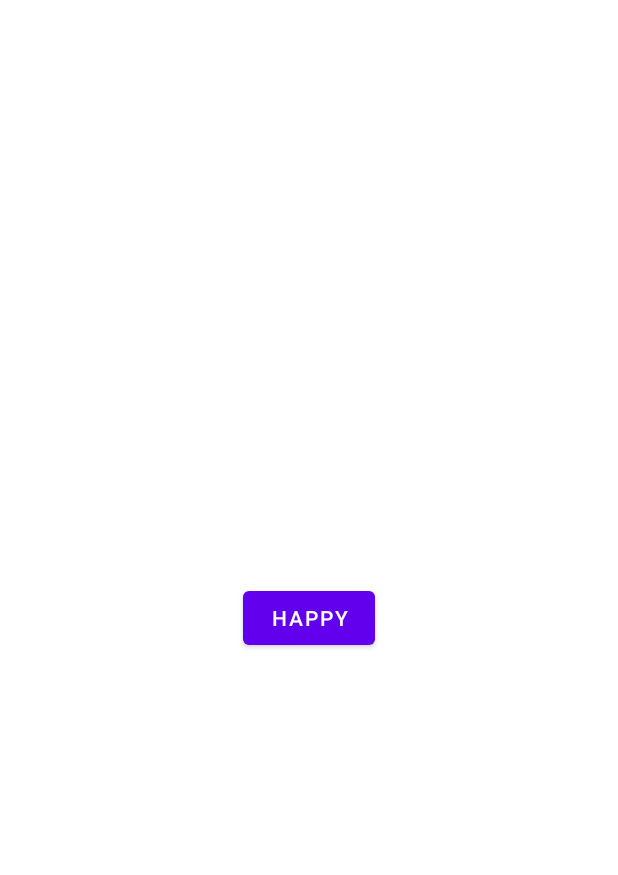
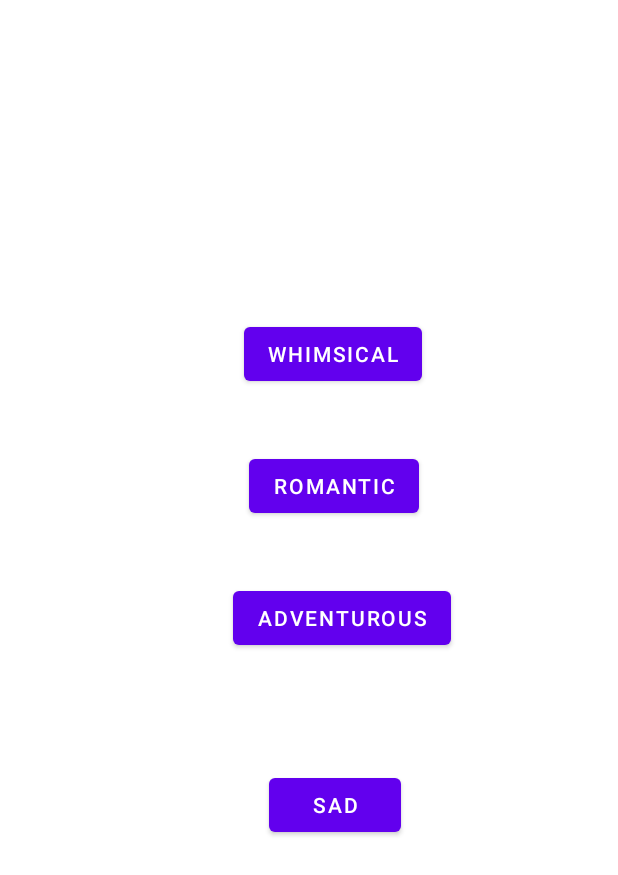
Before and after one commit to aishvelu/MoodApp, an Android app: the layout activity_main.xml on its own in the app's theme, with its tools: preview values and no code run, on a phone screen of 412 x 824 dp. Shown: the top 875 px of the screen. Run offline under Robolectric (Android 15) with nearby library versions, the phone set to English and light mode, and no system bars.

Commit message:
Added last 2 screens

```diff
--- a/app/src/main/java/com/example/moodapp/MovieDescription.kt
+++ b/app/src/main/java/com/example/moodapp/MovieDescription.kt
@@ -2,6 +2,7 @@ package com.example.moodapp
 
 import androidx.appcompat.app.AppCompatActivity
 import android.os.Bundle
+import com.example.lec6demo.R
 
 class MovieDescription : AppCompatActivity() {
     override fun onCreate(savedInstanceState: Bundle?) {
--- a/app/src/main/res/layout/activity_main.xml
+++ b/app/src/main/res/layout/activity_main.xml
@@ -7,12 +7,53 @@
     tools:context=".MainActivity">
 
     <Button
-        android:id="@+id/happy"
+        android:id="@+id/whimsical"
         android:layout_width="wrap_content"
         android:layout_height="wrap_content"
-        android:text="Happy"
+        android:layout_marginStart="161dp"
+        android:layout_marginTop="212dp"
+        android:layout_marginEnd="130dp"
+        android:text="Whimsical"
+        app:layout_constraintEnd_toEndOf="parent"
+        app:layout_constraintStart_toStartOf="parent"
+        app:layout_constraintTop_toTopOf="parent" />
+
+    <Button
+        android:id="@+id/romantic"
+        android:layout_width="wrap_content"
+        android:layout_height="wrap_content"
+        android:layout_marginStart="175dp"
+        android:layout_marginTop="40dp"
+        android:layout_marginEnd="142dp"
+        android:text="Romantic"
+        app:layout_constraintEnd_toEndOf="parent"
+        app:layout_constraintStart_toStartOf="parent"
+        app:layout_constraintTop_toBottomOf="@+id/whimsical" />
+
+    <Button
+        android:id="@+id/adventurous"
+        android:layout_width="wrap_content"
+        android:layout_height="wrap_content"
+        android:layout_marginStart="155dp"
+        android:layout_marginTop="40dp"
+        android:layout_marginEnd="88dp"
+        android:text="Adventurous"
+        app:layout_constraintEnd_toEndOf="parent"
+        app:layout_constraintHorizontal_bias="0.0"
+        app:layout_constraintStart_toStartOf="parent"
+        app:layout_constraintTop_toBottomOf="@+id/romantic" />
+
+    <Button
+        android:id="@+id/sad"
+        android:layout_width="wrap_content"
+        android:layout_height="wrap_content"
+        android:layout_marginStart="176dp"
+        android:layout_marginTop="30dp"
+        android:layout_marginEnd="141dp"
+        android:layout_marginBottom="217dp"
+        android:text="Sad"
         app:layout_constraintBottom_toBottomOf="parent"
         app:layout_constraintEnd_toEndOf="parent"
         app:layout_constraintStart_toStartOf="parent"
-        app:layout_constraintTop_toTopOf="parent" />
+        app:layout_constraintTop_toBottomOf="@+id/adventurous" />
 </androidx.constraintlayout.widget.ConstraintLayout>
```
Also changed, not shown: app/build.gradle (+23 -3 lines), app/src/main/AndroidManifest.xml (+7 -0 lines), app/src/main/java/com/example/moodapp/DisplayMovieActivity.kt (added, +20 -0 lines), app/src/main/java/com/example/moodapp/MainActivity.kt (+23 -5 lines), app/src/main/java/com/example/moodapp/MovieOptions.kt (+25 -10 lines), app/src/main/java/com/example/moodapp/MovieRepository.kt (added, +9 -0 lines), app/src/main/java/com/example/moodapp/MyMovieAdapter.kt (+11 -3 lines), app/src/main/java/com/example/moodapp/NetworkingUtils.kt (added, +38 -0 lines), app/src/main/res/layout/activity_display_movie.xml (added, +48 -0 lines), 1 other file.
